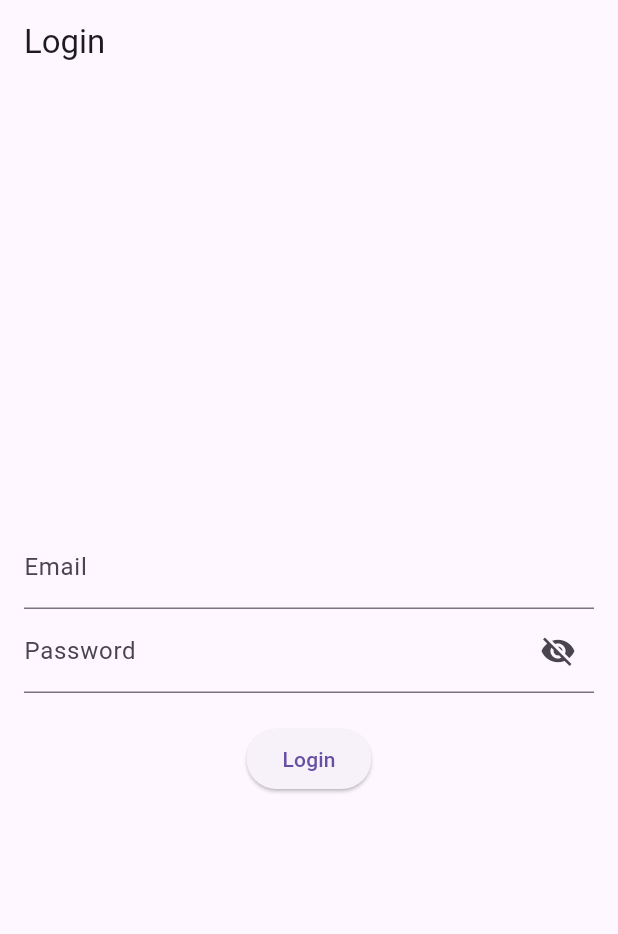
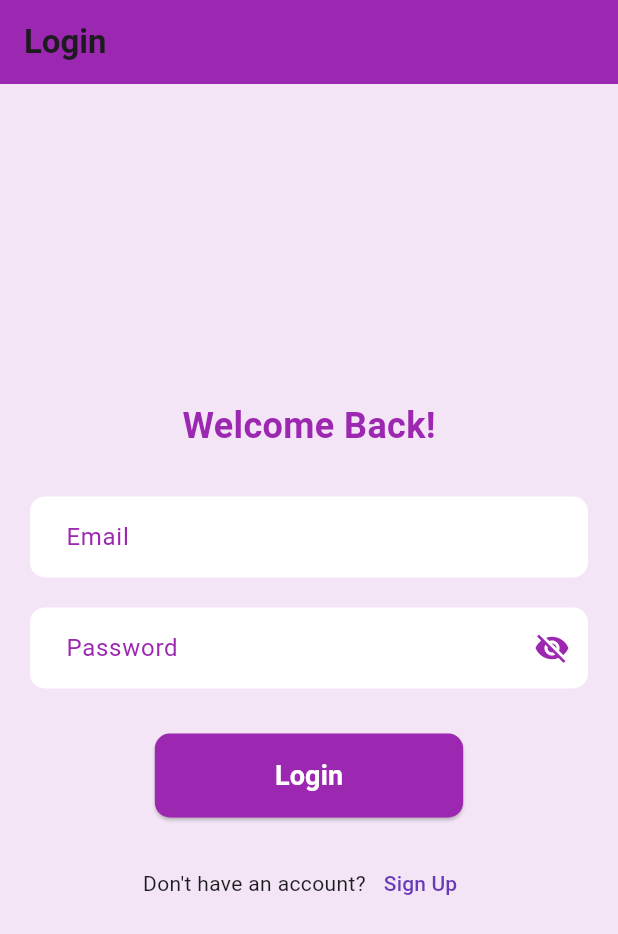
Before and after one commit to fizzzzaaa/login_authentication, a Flutter app: the screen it shows after launch, on a phone screen of 412 x 824 dp. Shown: the top 934 px of the screen. Run offline on Flutter 3.47's test engine with Material 3 defaults, Android fonts, the phone set to English and light mode, and no system bars; our stand-ins replace firebase_auth, firebase_core; accounts and stored records are empty.

Commit message:
message print
show login successful message

```diff
--- a/lib/auth_screen.dart
+++ b/lib/auth_screen.dart
@@ -10,70 +10,112 @@ class _AuthScreenState extends State<AuthScreen> {
   final _emailController = TextEditingController();
   final _passwordController = TextEditingController();
   final FirebaseAuth _auth = FirebaseAuth.instance;
-  bool _isPasswordVisible = false; // To toggle password visibility
+  bool _isPasswordVisible = false;
 
   // Login method
   Future<void> _login() async {
     try {
-      // Sign in with Firebase Authentication using email and password
       UserCredential userCredential = await _auth.signInWithEmailAndPassword(
         email: _emailController.text,
         password: _passwordController.text,
       );
 
-      // On successful login
       if (userCredential.user != null) {
-        // Navigate to a different screen (Home screen or Dashboard)
         print('Login Successful');
-        // You can use Navigator.push to navigate to the next screen
-        // Example: Navigator.pushReplacementNamed(context, '/home');
+        // Show success message
+        _showMessageBox('Login Successful', Colors.blue);
+        // Navigate to home screen
+        // Navigator.pushReplacementNamed(context, '/home');
       }
     } catch (e) {
       print('Login failed: $e');
-      // Optionally, show an error message to the user
+      _showMessageBox('Login failed: $e', Colors.red);
+    }
+  }
+
+  // Method to show the message box
+  void _showMessageBox(String message, Color color) {
     showDialog(
       context: context,
       builder: (context) => AlertDialog(
-          title: Text('Error'),
-          content: Text('Login failed: $e'),
+        backgroundColor: color,
+        title: Text('Message', style: TextStyle(color: Colors.white)),
+        content: Text(message, style: TextStyle(color: Colors.white)),
         actions: [
           TextButton(
             onPressed: () {
               Navigator.of(context).pop();
             },
-              child: Text('OK'),
+            child: Text(
+              'OK',
+              style: TextStyle(color: Colors.white),
+            ),
           ),
         ],
       ),
     );
   }
-  }
 
   @override
   Widget build(BuildContext context) {
     return Scaffold(
-      appBar: AppBar(title: Text('Login')),
-      body: Padding(
-        padding: const EdgeInsets.all(16.0),
+      backgroundColor: Colors.purple[50], // Purple background
+      appBar: AppBar(
+        title: Text('Login', style: TextStyle(fontWeight: FontWeight.bold)),
+        backgroundColor: Colors.purple, // Purple color for AppBar
+        elevation: 0,
+      ),
+      body: Center(
+        child: Padding(
+          padding: const EdgeInsets.all(20.0),
+          child: SingleChildScrollView(
             child: Column(
               mainAxisAlignment: MainAxisAlignment.center,
               children: [
+                Text(
+                  'Welcome Back!',
+                  style: TextStyle(
+                    fontSize: 24,
+                    fontWeight: FontWeight.bold,
+                    color: Colors.purple, // Purple color for text
+                  ),
+                ),
+                SizedBox(height: 30),
                 // Email Text Field
                 TextField(
                   controller: _emailController,
-              decoration: InputDecoration(labelText: 'Email'),
+                  keyboardType: TextInputType.emailAddress,
+                  decoration: InputDecoration(
+                    labelText: 'Email',
+                    labelStyle: TextStyle(color: Colors.purple), // Purple label
+                    filled: true,
+                    fillColor: Colors.white,
+                    border: OutlineInputBorder(
+                      borderRadius: BorderRadius.circular(10),
+                      borderSide: BorderSide.none,
                     ),
+                    contentPadding: EdgeInsets.symmetric(vertical: 15, horizontal: 20),
+                  ),
+                ),
+                SizedBox(height: 20),
                 // Password Text Field with Show/Hide Button
                 TextField(
                   controller: _passwordController,
-              obscureText: !_isPasswordVisible, // Toggle password visibility
+                  obscureText: !_isPasswordVisible,
                   decoration: InputDecoration(
                     labelText: 'Password',
+                    labelStyle: TextStyle(color: Colors.purple), // Purple label
+                    filled: true,
+                    fillColor: Colors.white,
+                    border: OutlineInputBorder(
+                      borderRadius: BorderRadius.circular(10),
+                      borderSide: BorderSide.none,
+                    ),
+                    contentPadding: EdgeInsets.symmetric(vertical: 15, horizontal: 20),
                     suffixIcon: IconButton(
                       icon: Icon(
-                    _isPasswordVisible
-                        ? Icons.visibility
-                        : Icons.visibility_off,
+                        _isPasswordVisible ? Icons.visibility : Icons.visibility_off,
+                        color: Colors.purple, // Purple icon color
                       ),
                       onPressed: () {
                         setState(() {
@@ -83,12 +125,47 @@ class _AuthScreenState extends State<AuthScreen> {
                     ),
                   ),
                 ),
-            SizedBox(height: 20),
+                SizedBox(height: 30),
+                // Login Button
                 ElevatedButton(
                   onPressed: _login,
-              child: Text('Login'),
+                  style: ElevatedButton.styleFrom(
+                    backgroundColor: Colors.purple, // Purple button color
+                    padding: EdgeInsets.symmetric(vertical: 15, horizontal: 80),
+                    shape: RoundedRectangleBorder(
+                      borderRadius: BorderRadius.circular(10),
+                    ),
+                  ),
+                  child: Text(
+                    'Login',
+
+                    style: TextStyle(
+                        color :Colors.white,
+                        fontSize: 18, fontWeight: FontWeight.bold),
+                  ),
+                ),
+                SizedBox(height: 20),
+                // Sign Up Text
+                Row(
+                  mainAxisAlignment: MainAxisAlignment.center,
+                  children: [
+                    Text('Don\'t have an account?'),
+                    TextButton(
+                      onPressed: () {
+                        // Navigate to SignUp screen
+                        // Navigator.pushNamed(context, '/signUp');
+                      },
+                      child: Text(
+                        'Sign Up',
+                        style: TextStyle(color: Colors.deepPurple),
+                        // Purple color
+                      ),
                     ),
                   ],
+                ),
+              ],
+            ),
+          ),
         ),
       ),
     );
```
Lines whose indentation alone changed are shown as unchanged.
